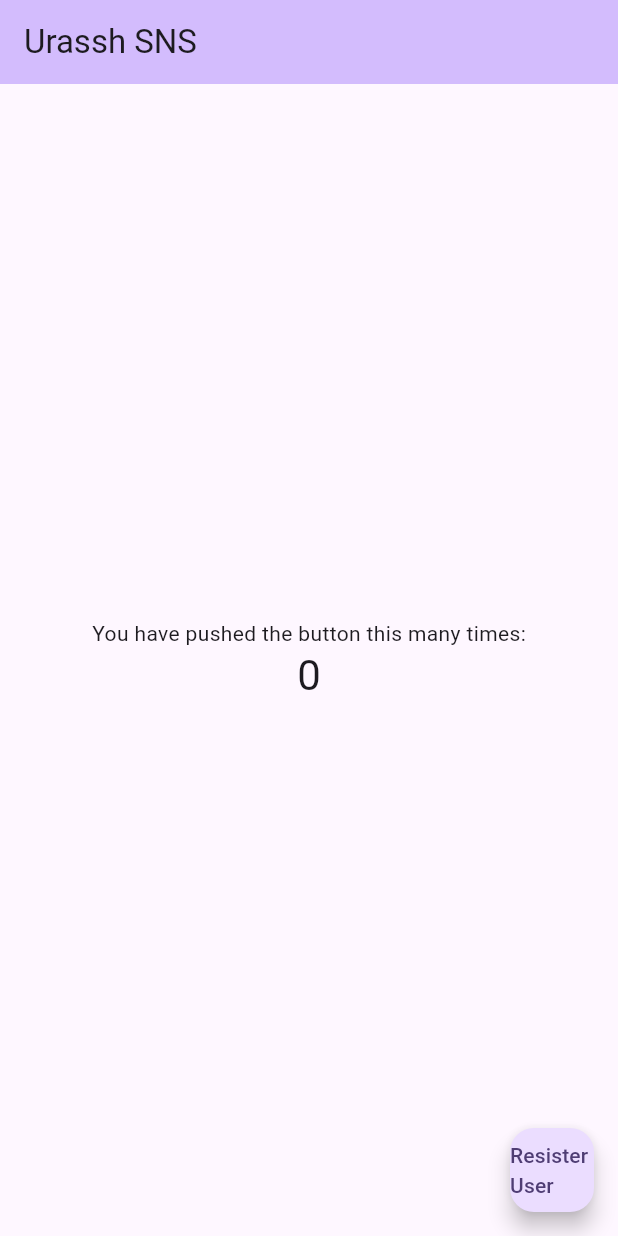
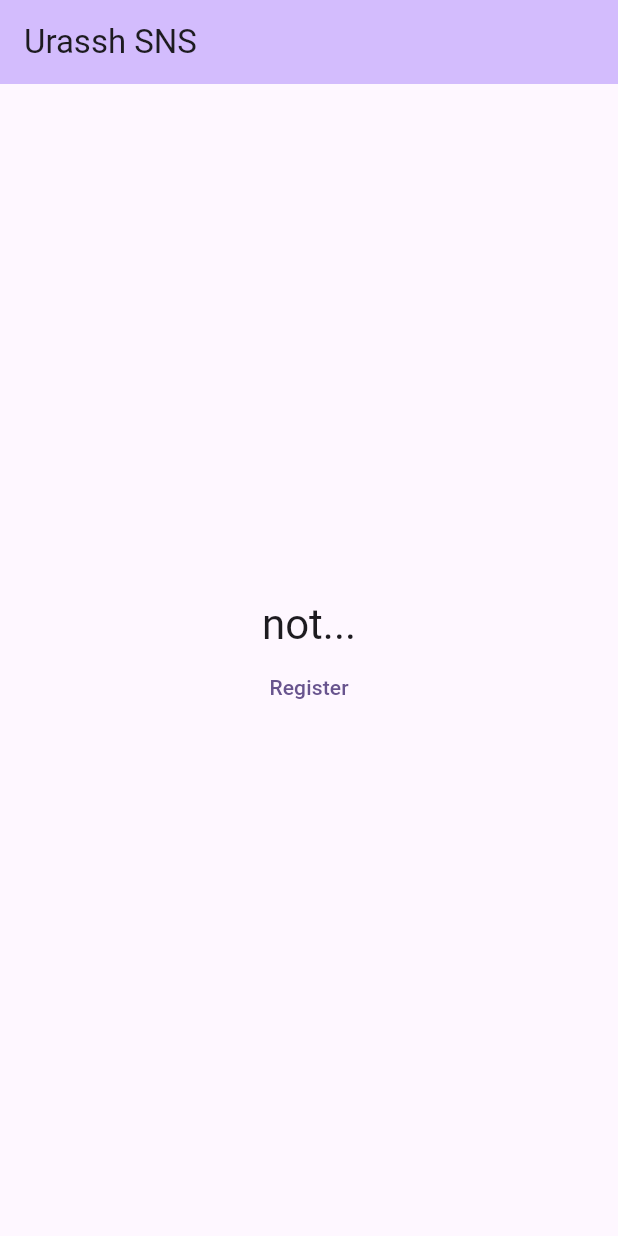
Before and after one commit to urassh/UrasshSNS, a Flutter app: the screen it shows after launch, on a phone screen of 412 x 824 dp. Run offline on Flutter 3.47's test engine with Material 3 defaults, Android fonts, the phone set to English and light mode, and no system bars; our stand-ins replace cloud_firestore, firebase_core, flutter_riverpod, freezed_annotation; accounts and stored records are empty.

Commit message:
feat: signuppageを定義した

```diff
--- a/lib/main.dart
+++ b/lib/main.dart
@@ -1,8 +1,8 @@
 import 'package:flutter/material.dart';
 import 'package:flutter_riverpod/flutter_riverpod.dart';
-import 'package:urassh_sns/main_viewmodel.dart';
 
 import 'package:firebase_core/firebase_core.dart';
+import 'package:urassh_sns/view/auth/signup/signup_page.dart';
 import 'firebase_options.dart';
 
 Future<void> main() async {
@@ -31,39 +31,20 @@ class MyApp extends StatelessWidget {
   }
 }
 
-class MyHomePage extends ConsumerWidget {
+class MyHomePage extends StatelessWidget {
   const MyHomePage({super.key, required this.title});
 
   final String title;
 
   @override
-  Widget build(BuildContext context, WidgetRef ref) {
-    final mainViewModel = ref.watch(mainViewModelProvider);
+  Widget build(BuildContext context) {
 
     return Scaffold(
       appBar: AppBar(
         backgroundColor: Theme.of(context).colorScheme.inversePrimary,
         title: const Text("Urassh SNS"),
       ),
-      body: Center(
-        child: Column(
-          mainAxisAlignment: MainAxisAlignment.center,
-          children: <Widget>[
-            const Text(
-              'You have pushed the button this many times:',
-            ),
-            Text(
-              '${mainViewModel.counter}',
-              style: Theme.of(context).textTheme.headlineMedium,
-            ),
-          ],
-        ),
-      ),
-      floatingActionButton: FloatingActionButton(
-        onPressed: () async => await mainViewModel.registerLoginUser(),
-        tooltip: 'Increment',
-        child: const Text("Resister User"),
-      ),
+      body: const SignupPage(),
     );
   }
 }
--- /dev/null
+++ b/lib/view/auth/signup/signup_page.dart
@@ -0,0 +1,32 @@
+import 'package:flutter/material.dart';
+import 'package:flutter/src/widgets/framework.dart';
+import 'package:flutter_riverpod/flutter_riverpod.dart';
+import 'package:urassh_sns/view/auth/signup/signup_viewmodel.dart';
+
+class SignupPage extends ConsumerWidget {
+  const SignupPage({super.key});
+
+  @override
+  Widget build(BuildContext context, WidgetRef ref) {
+    final signupViewModel = ref.watch(signupViewModelProvider);
+
+    return Center(
+      child: Column(
+        mainAxisAlignment: MainAxisAlignment.center,
+        children: <Widget>[
+          Text(
+            signupViewModel.stateText,
+            style: Theme.of(context).textTheme.headlineMedium,
+          ),
+          TextButton (
+            onPressed: () async {
+              await signupViewModel.registerLoginUser();
+              signupViewModel.flashMessage(context, signupViewModel.stateText);
+            },
+            child: const Text("Register"),
+          ),
+        ],
+      ),
+    );
+  }
+}
```
Also changed, not shown: lib/view/auth/signup/signup_viewmodel.dart (renamed from lib/main_viewmodel.dart, +15 -11 lines).
